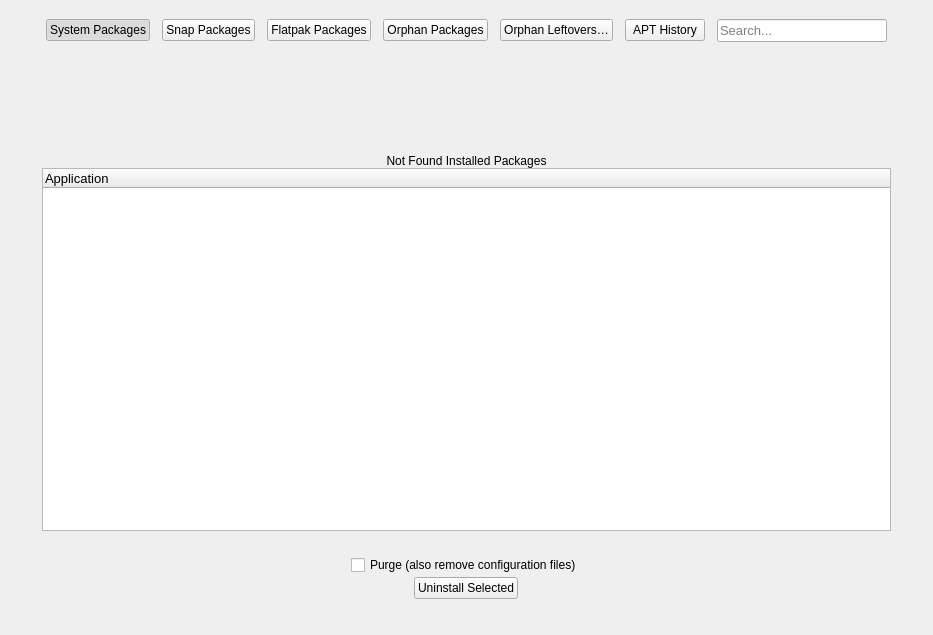
The window that shared/nexis/Pages/Uninstaller/uninstallerpage.ui (s4solutionsllc/Nexis) describes before a commit, drawn with Qt 5.
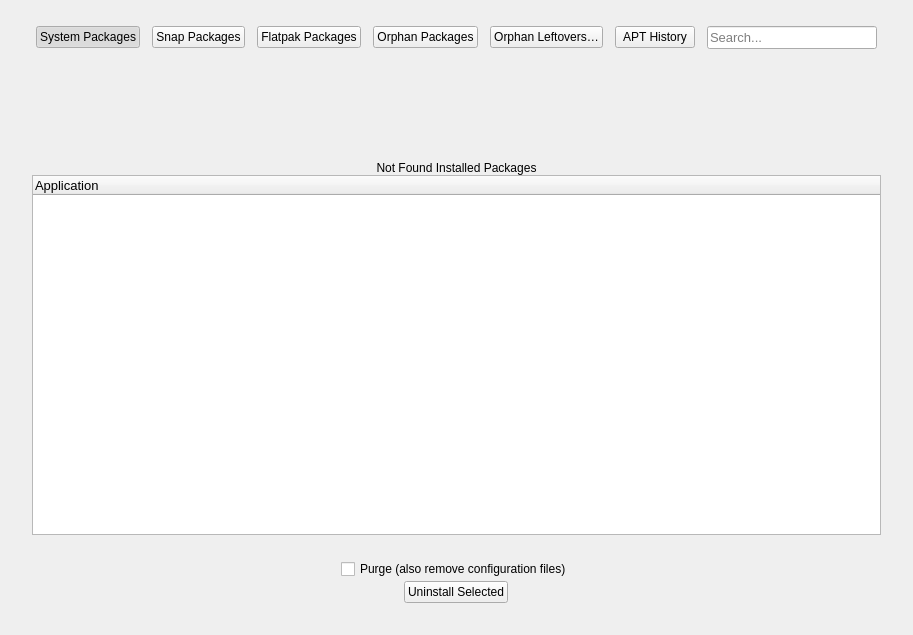
The same window after the commit.

Patch:
```diff
--- a/shared/nexis/Pages/Uninstaller/uninstallerpage.ui
+++ b/shared/nexis/Pages/Uninstaller/uninstallerpage.ui
@@ -15,16 +15,16 @@
   </property>
   <layout class="QGridLayout" name="gridLayout">
    <property name="leftMargin">
-    <number>30</number>
+    <number>20</number>
    </property>
    <property name="topMargin">
-    <number>5</number>
+    <number>12</number>
    </property>
    <property name="rightMargin">
-    <number>30</number>
+    <number>20</number>
    </property>
    <property name="bottomMargin">
-    <number>20</number>
+    <number>16</number>
    </property>
    <property name="horizontalSpacing">
     <number>0</number>
```
